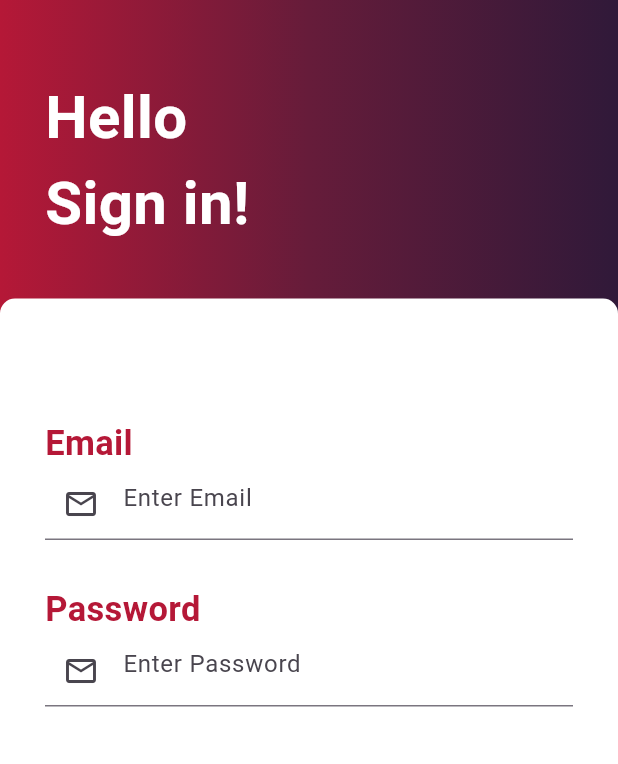
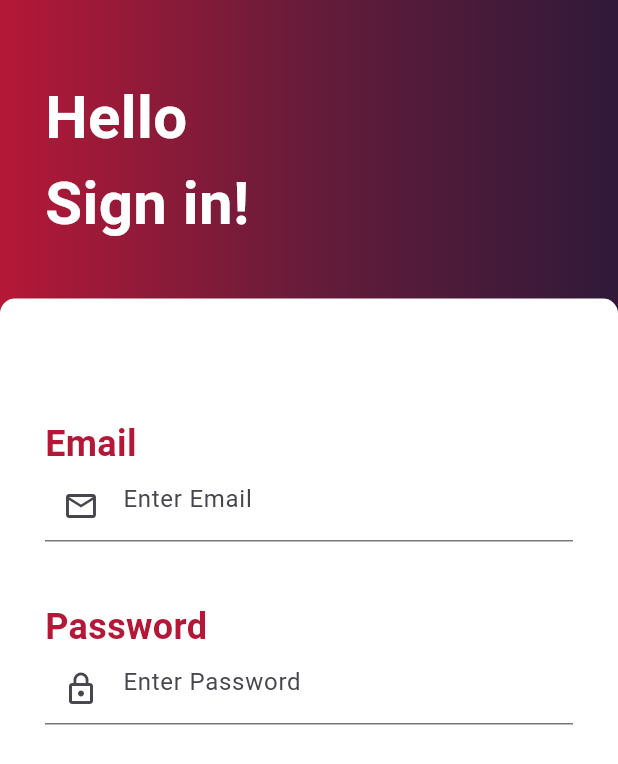
Before and after one commit to Piyushbhatt7/Login_Page, a Flutter app: the screen it shows after launch, on a phone screen of 412 x 824 dp. Shown: the top 764 px of the screen. Run offline on Flutter 3.47's test engine with Material 3 defaults, Android fonts, the phone set to English and light mode, and no system bars.

Commit message:
signin screen

```diff
--- a/lib/pages/signin.dart
+++ b/lib/pages/signin.dart
@@ -61,7 +61,7 @@ class _SignInState extends State<SignIn> {
                       "Email",
                       style: TextStyle(
                         color:  Color(0xffB51837),
-                        fontSize: 23.0,
+                        fontSize: 24.0,
                         fontWeight: FontWeight.bold,
                       ),
                     ),
@@ -73,13 +73,13 @@ class _SignInState extends State<SignIn> {
                    ),
                  ),
 
-                    SizedBox(height: 30.0,),
+                    SizedBox(height: 40.0,),
 
                     Text(
                       "Password",
                       style: TextStyle(
                         color:  Color(0xffB51837),
-                        fontSize: 23.0,
+                        fontSize: 24.0,
                         fontWeight: FontWeight.bold,
                       ),
                     ),
@@ -88,7 +88,7 @@ class _SignInState extends State<SignIn> {
                     TextField(
                       decoration: InputDecoration(
                           hintText: 'Enter Password',
-                          prefixIcon: Icon(Icons.email_outlined)
+                          prefixIcon: Icon(Icons.lock_outline)
                       ),
                     )
 
```
